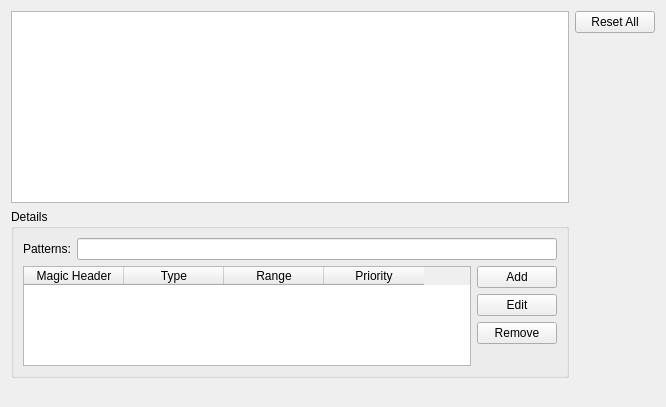
qt-creator/qt-creator, file src/plugins/coreplugin/mimetypesettingspage.ui: the form before one commit.
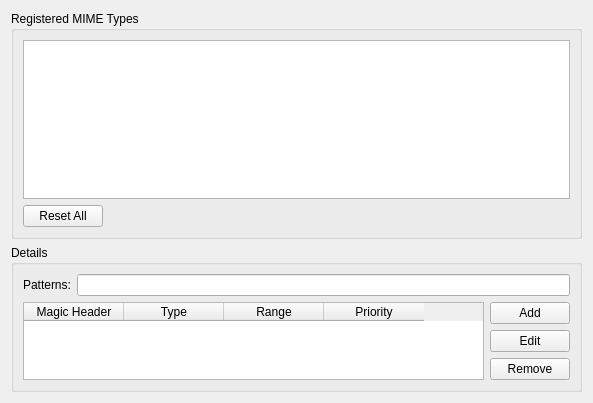
The form after the commit.

Commit message:
MIME types: Move button in UI
And add a surrounding group box.

Diff of the .ui file:
```diff
--- a/src/plugins/coreplugin/mimetypesettingspage.ui
+++ b/src/plugins/coreplugin/mimetypesettingspage.ui
@@ -6,19 +6,49 @@
    <rect>
     <x>0</x>
     <y>0</y>
-    <width>666</width>
-    <height>407</height>
+    <width>593</width>
+    <height>403</height>
    </rect>
   </property>
   <property name="windowTitle">
    <string>Form</string>
   </property>
+  <layout class="QVBoxLayout" name="verticalLayout_2">
+   <item>
+    <widget class="QGroupBox" name="mimeTypesGroupBox">
+     <property name="title">
+      <string>Registered MIME Types</string>
+     </property>
   <layout class="QGridLayout" name="gridLayout">
-   <item row="0" column="0">
-    <layout class="QVBoxLayout" name="verticalLayout_3">
-     <item>
+      <item row="0" column="0" colspan="2">
       <widget class="QTableView" name="mimeTypesTableView"/>
      </item>
+      <item row="1" column="0">
+       <widget class="QPushButton" name="resetButton">
+        <property name="toolTip">
+         <string>Reset all to default</string>
+        </property>
+        <property name="text">
+         <string>Reset All</string>
+        </property>
+       </widget>
+      </item>
+      <item row="1" column="1">
+       <spacer name="horizontalSpacer">
+        <property name="orientation">
+         <enum>Qt::Horizontal</enum>
+        </property>
+        <property name="sizeHint" stdset="0">
+         <size>
+          <width>476</width>
+          <height>20</height>
+         </size>
+        </property>
+       </spacer>
+      </item>
+     </layout>
+    </widget>
+   </item>
      <item>
       <widget class="QGroupBox" name="detailsGroupBox">
        <property name="title">
@@ -120,36 +150,7 @@
        </layout>
       </widget>
      </item>
-    </layout>
-   </item>
-   <item row="0" column="1">
-    <layout class="QVBoxLayout" name="verticalLayout_2">
      <item>
-      <widget class="QPushButton" name="resetButton">
-       <property name="toolTip">
-        <string>Reset all to default</string>
-       </property>
-       <property name="text">
-        <string>Reset All</string>
-       </property>
-      </widget>
-     </item>
-     <item>
-      <spacer name="verticalSpacer">
-       <property name="orientation">
-        <enum>Qt::Vertical</enum>
-       </property>
-       <property name="sizeHint" stdset="0">
-        <size>
-         <width>18</width>
-         <height>17</height>
-        </size>
-       </property>
-      </spacer>
-     </item>
-    </layout>
-   </item>
-   <item row="1" column="0">
     <spacer name="verticalSpacer_3">
      <property name="orientation">
       <enum>Qt::Vertical</enum>
```
Lines whose indentation alone changed are shown as unchanged.
